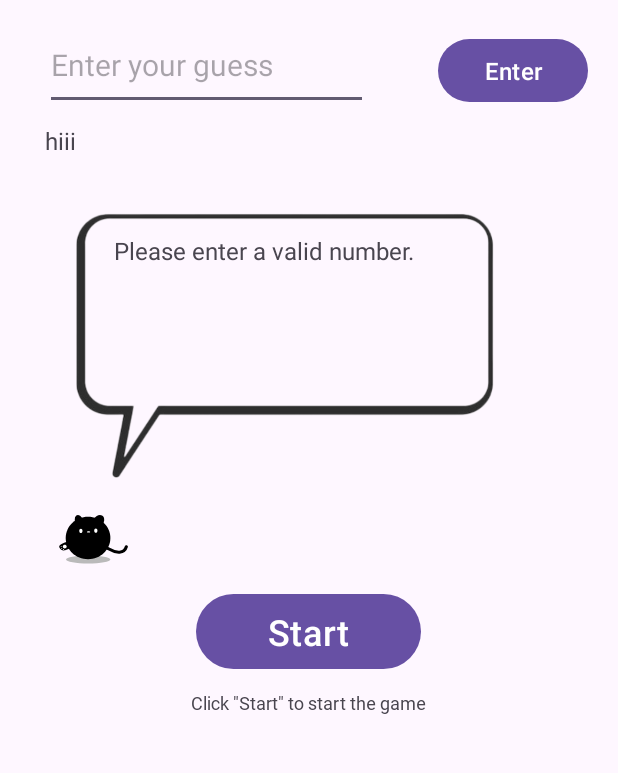
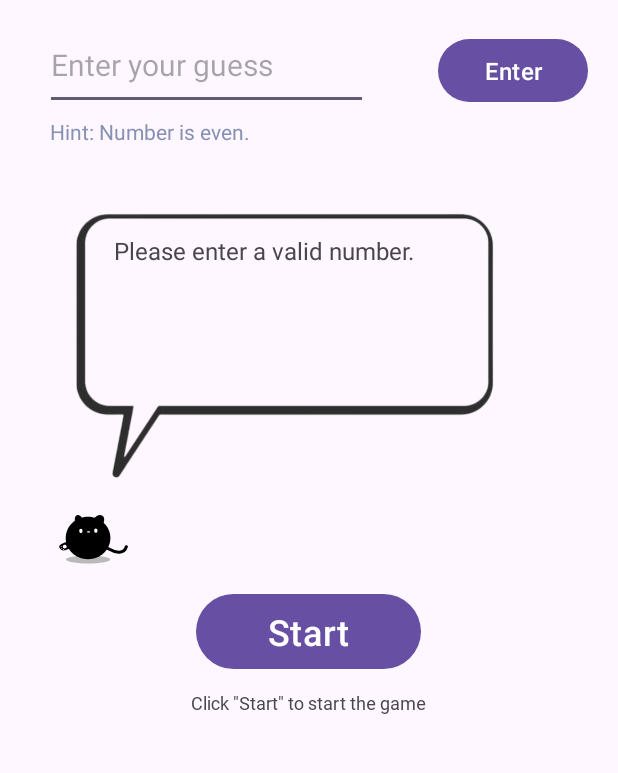
Before and after one commit to drakshaa/Guess-The-Number-Android-Project, an Android app: the screen it shows after launch (MainActivity), after a tap on "Enter", on a phone screen of 412 x 824 dp, the part 64-837 px from its top. Run offline under Robolectric (Android 15) with nearby library versions, the phone set to English and light mode, and no system bars.

Commit message:
initial commit

```diff
--- a/app/src/main/java/com/example/guessthenum/MainActivity.java
+++ b/app/src/main/java/com/example/guessthenum/MainActivity.java
@@ -16,11 +16,13 @@ import java.util.Random;
 
 public class MainActivity extends AppCompatActivity {
 
-    TextView txt1, txt2, txt3, txt4;
+    TextView txt1, txt2, txt3, txt4, txt5;
     EditText guess;
     Button btn1, btn2;
     int val;
     int attempts;
+    String userinput;
+    int guessnum;
 
     @Override
     protected void onCreate(Bundle savedInstanceState) {
@@ -32,9 +34,11 @@ public class MainActivity extends AppCompatActivity {
         txt2 = findViewById(R.id.textView3);
         txt3 = findViewById(R.id.textView4);
         txt4 = findViewById(R.id.textView2);
+        txt5 = findViewById(R.id.textView5);
         guess = findViewById(R.id.enterTxt);
         btn1 = findViewById(R.id.button2);
         btn2 = findViewById(R.id.button);
+
         txt3.setText(" Hey! This is Draksha." +
                 "\n\n Click 'Start' to play the game. \n Have fun !!");
 
@@ -51,7 +55,7 @@ public class MainActivity extends AppCompatActivity {
                 val = random.nextInt(100) + 1;
                 guess.setText("");
                 txt3.setText(" ");
-                txt3.setText("Enter your guess.");
+                txt3.setText("Enter your guess. \n\n Total Attempts: 5");
                 attempts = 0;
             }
         });
@@ -60,6 +64,7 @@ public class MainActivity extends AppCompatActivity {
             @Override
             public void onClick(View view) {
                 checkGuess();
+                displayHint();
             }
         });
     }
@@ -67,13 +72,13 @@ public class MainActivity extends AppCompatActivity {
     public void checkGuess() {
         txt3.setText(" ");
         try {
-            String userinput = guess.getText().toString();
+            userinput = guess.getText().toString();
             attempts++;
 
             if (!userinput.isEmpty()) {
-                int guessnum = Integer.parseInt(userinput);
+                guessnum = Integer.parseInt(userinput);
                 if (guessnum == val) {
-                    txt4.setText("Your guess is correct!! \n\n click 'start' to play again.");
+                    txt4.setText("Your guess is correct!! \n\n Click 'start' to play again.");
                 } else if (attempts < 5) {
                     guess.setText("");
                     txt4.setText(" Incorrect guess!! \n Try Again. \n\n Attempts left: " + (5 - attempts));
@@ -86,5 +91,34 @@ public class MainActivity extends AppCompatActivity {
         } catch (NumberFormatException e) {
             txt4.setText(" Invalid input. \n Please enter a number.");
         }
+    }
+
+
+    public void displayHint() {
+        Random random = new Random();
+        int num;
+            num = random.nextInt(2) + 1;
+        if (attempts>=1 && attempts<4) {
+            switch (num) {
+                case 1:
+                    if (val > guessnum) {
+                        txt5.setText("Hint: Your guess is low.");
+                    } else {
+                        txt5.setText("Hint: Your guess is high.");
+                    }
+                    break;
+                case 2:
+                    if (val % 2 == 0) {
+                        txt5.setText("Hint: Number is even.");
+                    } else {
+                        txt5.setText("Hint: Number is odd.");
+                    }
+                    break;
+            }
+        }
+        if(attempts==4){
+                char firstchar = Integer.toString(val).charAt(0);
+                txt5.setText("Hint: First digit of number is " + firstchar);
         }
     }
+}
--- a/app/src/main/res/layout/activity_main.xml
+++ b/app/src/main/res/layout/activity_main.xml
@@ -119,10 +119,10 @@
         android:layout_width="300dp"
         android:layout_height="60dp"
         android:layout_gravity="left"
-        android:layout_marginLeft="30dp"
-        android:layout_marginTop="-165dp"
-        android:text="hiii"
-        android:textSize="16sp" />
+        android:layout_marginLeft="33dp"
+        android:layout_marginTop="-170dp"
+        android:textColor="#8691B3"
+        android:textSize="14sp" />
 
 
 </LinearLayout>
```
